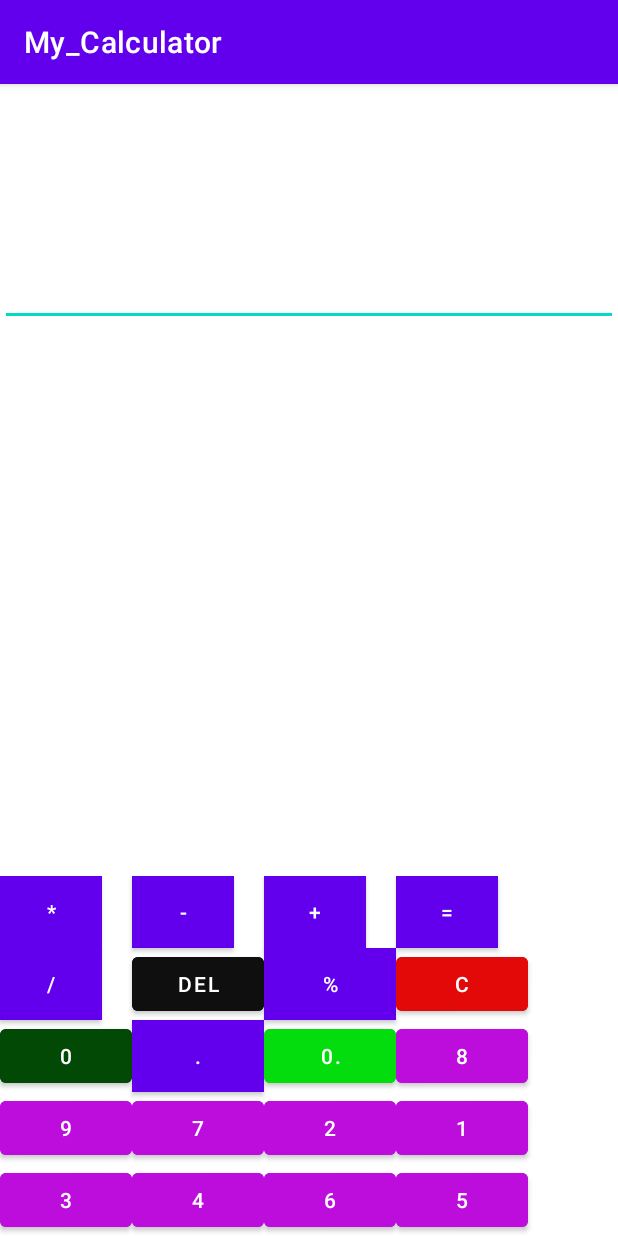
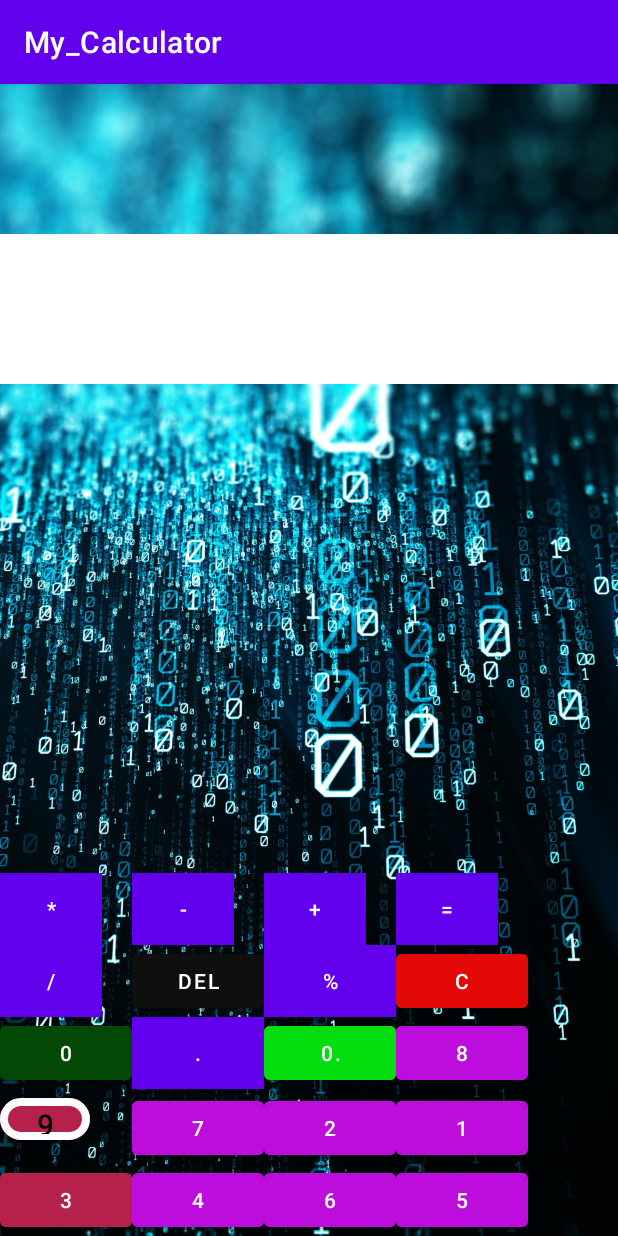
Before and after one commit to ZakharovAlexandrVladimirovich/My_Calculator, an Android app: the screen it shows after launch (MainActivity), on a phone screen of 412 x 824 dp. Run offline under Robolectric (Android 15) with nearby library versions, the phone set to English and light mode, and no system bars.

Commit message:
style for button added app background added

```diff
--- a/app/src/main/java/com/example/my_calculator/MainActivity.java
+++ b/app/src/main/java/com/example/my_calculator/MainActivity.java
@@ -3,6 +3,9 @@ package com.example.my_calculator;
 import androidx.appcompat.app.AppCompatActivity;
 
 import android.os.Bundle;
+import android.view.View;
+import android.widget.Button;
+import android.widget.EditText;
 
 public class MainActivity extends AppCompatActivity {
 
@@ -10,5 +13,11 @@ public class MainActivity extends AppCompatActivity {
     protected void onCreate(Bundle savedInstanceState) {
         super.onCreate(savedInstanceState);
         setContentView(R.layout.activity_main);
+
+        Button  button1 = findViewById(R.id.button4);
+        EditText editText = findViewById(R.id.editTextTextMultiLine);
+
+        button1.setOnClickListener(v -> editText.setText(String.format("%s", "12345")));
+
     }
 }
--- a/app/src/main/res/layout/activity_main.xml
+++ b/app/src/main/res/layout/activity_main.xml
@@ -4,20 +4,23 @@
     xmlns:tools="http://schemas.android.com/tools"
     android:layout_width="match_parent"
     android:layout_height="match_parent"
+    android:background="@drawable/kod_dvoichnyi"
     tools:context=".MainActivity">
 
 
     <EditText
         android:id="@+id/editTextTextMultiLine"
         android:layout_width="match_parent"
-        android:layout_height="61dp"
+        android:layout_height="100dp"
         android:layout_marginTop="100dp"
         android:autoSizeMaxTextSize="50sp"
         android:autoSizeMinTextSize="15sp"
         android:autoSizeTextType="uniform"
+        android:gravity="right|center"
         android:ems="10"
         android:inputType="textMultiLine"
         android:maxLines="1"
+        android:background="@color/white"
         app:layout_constraintStart_toStartOf="parent"
         app:layout_constraintTop_toTopOf="parent"
         tools:text="sfsadf" />
@@ -128,11 +131,12 @@
             android:backgroundTint="#BD0DDC"
             android:text="8" />
 
-        <Button
+        <com.google.android.material.button.MaterialButton
             android:id="@+id/button12"
-            android:layout_width="wrap_content"
-            android:layout_height="wrap_content"
-            android:backgroundTint="#BD0DDC"
+            style="@style/MyButton"
+            app:cornerRadius="50dp"
+            app:strokeWidth="5dp"
+            app:strokeColor="@color/white"
             android:text="9" />
 
         <Button
@@ -160,8 +164,8 @@
             android:id="@+id/button9"
             android:layout_width="wrap_content"
             android:layout_height="wrap_content"
-            android:backgroundTint="#BD0DDC"
-            android:text="3" />
+            android:backgroundTint="@color/my_color"
+            android:text="@string/button_3_text" />
 
 
         <Button
--- /dev/null
+++ b/app/src/main/res/values/button_style.xml
@@ -0,0 +1,10 @@
+<?xml version="1.0" encoding="utf-8"?>
+<resources>
+    <style name="MyButton" parent="TextAppearance.AppCompat.Button">
+        <item name="android:layout_height">@dimen/button_height</item>
+        <item name="android:layout_width">@dimen/button_width</item>
+        <item name="android:backgroundTint">@color/my_color</item>
+        <item name="android:textColor">@color/black</item>
+        <item name="android:textSize">@dimen/button_text_size</item>
+    </style>
+</resources>
--- a/app/src/main/res/values/colors.xml
+++ b/app/src/main/res/values/colors.xml
@@ -7,4 +7,5 @@
     <color name="teal_700">#FF018786</color>
     <color name="black">#FF000000</color>
     <color name="white">#FFFFFFFF</color>
+    <color name="my_color">#B6214C</color>
 </resources>
--- /dev/null
+++ b/app/src/main/res/values/dimen.xml
@@ -0,0 +1,6 @@
+<?xml version="1.0" encoding="utf-8"?>
+<resources>
+    <dimen name="button_text_size">20sp</dimen>
+    <dimen name="button_width">60sp</dimen>
+    <dimen name="button_height">40sp</dimen>
+</resources>
--- a/app/src/main/res/values/strings.xml
+++ b/app/src/main/res/values/strings.xml
@@ -1,3 +1,4 @@
 <resources>
     <string name="app_name">My_Calculator</string>
+    <string name="button_3_text">3</string>
 </resources>
```
Also changed, not shown: app/src/main/res/drawable/kod_dvoichnyi.png (added).
